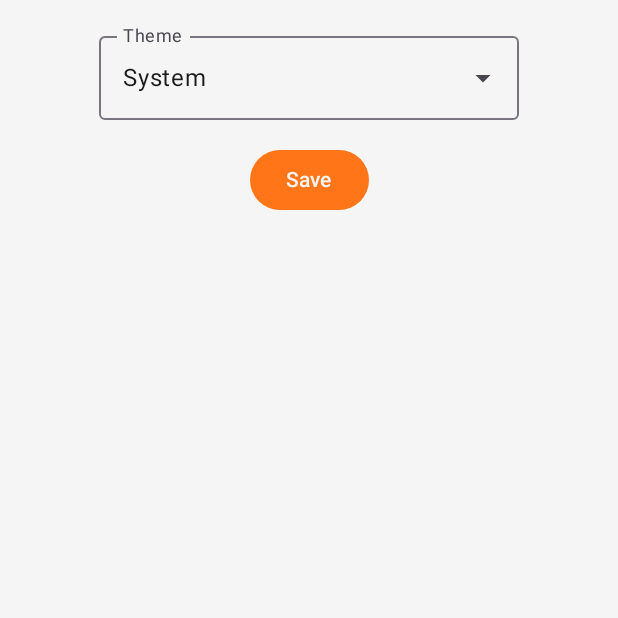
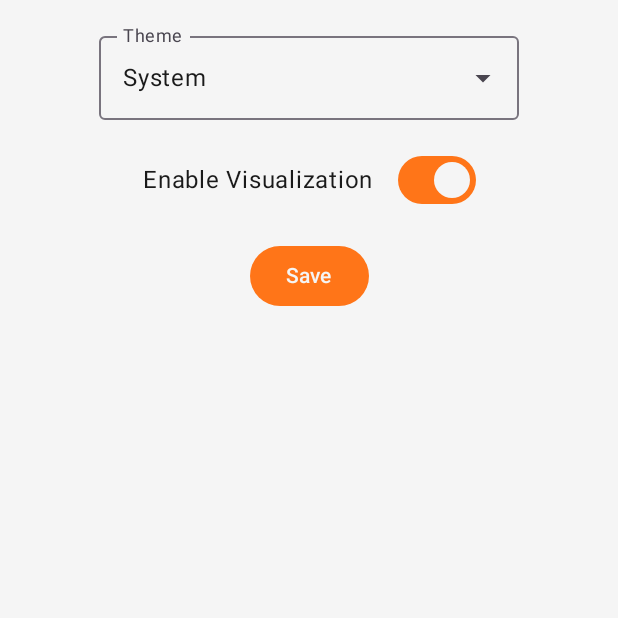
Before and after one commit to stephenmkbrady/AirheadWaves, an Android app built with Jetpack Compose: the AppSettingsScreen screen opened through its navigation route, on a phone screen of 412 x 824 dp, the top half of it. Run offline under Robolectric (Android 15) with nearby library versions, the phone set to English and light mode, and no system bars.

Commit message:
minor fixes

```diff
--- a/app/src/main/java/com/example/cosmiccast/MainActivity.kt
+++ b/app/src/main/java/com/example/cosmiccast/MainActivity.kt
@@ -46,6 +46,7 @@ import androidx.compose.material3.OutlinedTextField
 import androidx.compose.material3.Scaffold
 import androidx.compose.material3.Slider
 import androidx.compose.material3.Surface
+import androidx.compose.material3.Switch
 import androidx.compose.material3.Text
 import androidx.compose.runtime.Composable
 import androidx.compose.runtime.DisposableEffect
@@ -64,7 +65,7 @@ import androidx.navigation.NavController
 import androidx.navigation.compose.NavHost
 import androidx.navigation.compose.composable
 import androidx.navigation.compose.rememberNavController
-import com.example.cosmiccast.ui.theme.CosmicCastTheme
+import com.example.cosmiccast.ui.theme.AirheadWavesTheme
 import kotlinx.serialization.Serializable
 import kotlinx.serialization.encodeToString
 import kotlinx.serialization.json.Json
@@ -91,6 +92,7 @@ class MainActivity : ComponentActivity() {
     private var audioLevel by mutableStateOf(0.0f)
     private var profiles by mutableStateOf<List<ServerProfile>>(emptyList())
     private var selectedProfile by mutableStateOf<ServerProfile?>(null)
+    private var visualizationEnabled by mutableStateOf(true)
 
     private val statsReceiver = object : BroadcastReceiver() {
         override fun onReceive(context: Context?, intent: Intent?) {
@@ -98,7 +100,9 @@ class MainActivity : ComponentActivity() {
                 stats = intent.getStringExtra(AudioCaptureService.EXTRA_STATS) ?: ""
                 isServiceRunning = AudioCaptureService.isRunning
             } else if (intent?.action == AudioCaptureService.ACTION_AUDIO_LEVEL) {
-                audioLevel = intent.getFloatExtra(AudioCaptureService.EXTRA_AUDIO_LEVEL, 0.0f)
+                if (visualizationEnabled) {
+                    audioLevel = intent.getFloatExtra(AudioCaptureService.EXTRA_AUDIO_LEVEL, 0.0f)
+                }
             }
         }
     }
@@ -129,10 +133,11 @@ class MainActivity : ComponentActivity() {
 
     override fun onCreate(savedInstanceState: Bundle?) {
         super.onCreate(savedInstanceState)
+        val sharedPrefs = getSharedPreferences("Settings", Context.MODE_PRIVATE)
+        visualizationEnabled = sharedPrefs.getBoolean("VISUALIZATION_ENABLED", true)
         loadProfiles()
 
         setContent {
-            val sharedPrefs = getSharedPreferences("Settings", Context.MODE_PRIVATE)
             val theme = sharedPrefs.getString("THEME", "System") ?: "System"
             val isDarkTheme = when (theme) {
                 "Light" -> false
@@ -140,9 +145,9 @@ class MainActivity : ComponentActivity() {
                 else -> isSystemInDarkTheme()
             }
 
-            CosmicCastTheme(darkTheme = isDarkTheme) {
+            AirheadWavesTheme(darkTheme = isDarkTheme) {
                 val animatedColor by animateColorAsState(
-                    targetValue = if (isServiceRunning) {
+                    targetValue = if (isServiceRunning && visualizationEnabled) {
                         lerp(MaterialTheme.colorScheme.background, MaterialTheme.colorScheme.primary, audioLevel)
                     } else {
                         MaterialTheme.colorScheme.background
@@ -166,7 +171,7 @@ class MainActivity : ComponentActivity() {
                         }, { profile -> selectedProfile = profile }) { startStopService() } }
                         composable("settings") { SettingsScreen(navController) }
                         composable("profile_settings") { ProfileSettingsScreen(navController, profiles, selectedProfile?.id) { newProfiles -> saveProfiles(newProfiles) } }
-                        composable("app_settings") { AppSettingsScreen(navController, sharedPrefs) }
+                        composable("app_settings") { AppSettingsScreen(navController, sharedPrefs) { visualizationEnabled = it } }
                     }
                 }
             }
@@ -318,10 +323,11 @@ fun SettingsScreen(navController: NavController) {
 
 @OptIn(ExperimentalMaterial3Api::class)
 @Composable
-fun AppSettingsScreen(navController: NavController, sharedPreferences: SharedPreferences) {
+fun AppSettingsScreen(navController: NavController, sharedPreferences: SharedPreferences, onVisualizationToggle: (Boolean) -> Unit) {
     val themes = listOf("Light", "Dark", "System")
     var expandedTheme by remember { mutableStateOf(false) }
     var selectedTheme by remember { mutableStateOf(sharedPreferences.getString("THEME", "System") ?: "System") }
+    var visualizationEnabled by remember { mutableStateOf(sharedPreferences.getBoolean("VISUALIZATION_ENABLED", true)) }
     val context = LocalContext.current
 
     Column(
@@ -352,9 +358,22 @@ fun AppSettingsScreen(navController: NavController, sharedPreferences: SharedPre
             }
         }
         Spacer(modifier = Modifier.height(16.dp))
+        Row(verticalAlignment = Alignment.CenterVertically) {
+            Text("Enable Visualization")
+            Spacer(modifier = Modifier.width(16.dp))
+            Switch(
+                checked = visualizationEnabled,
+                onCheckedChange = {
+                    visualizationEnabled = it
+                    onVisualizationToggle(it)
+                }
+            )
+        }
+        Spacer(modifier = Modifier.height(16.dp))
         Button(onClick = {
             with(sharedPreferences.edit()) {
                 putString("THEME", selectedTheme)
+                putBoolean("VISUALIZATION_ENABLED", visualizationEnabled)
                 apply()
             }
             (context as? MainActivity)?.recreate()
--- a/app/src/main/java/com/example/cosmiccast/ui/theme/Theme.kt
+++ b/app/src/main/java/com/example/cosmiccast/ui/theme/Theme.kt
@@ -33,7 +33,7 @@ private val LightColorScheme = lightColorScheme(
 )
 
 @Composable
-fun CosmicCastTheme(
+fun AirheadWavesTheme(
     darkTheme: Boolean = isSystemInDarkTheme(),
     // Dynamic color is available on Android 12+
     dynamicColor: Boolean = false,
--- a/app/src/main/res/values/strings.xml
+++ b/app/src/main/res/values/strings.xml
@@ -1,3 +1,3 @@
 <resources>
-    <string name="app_name">CosmicCast</string>
+    <string name="app_name">AirheadWaves</string>
 </resources>
```
